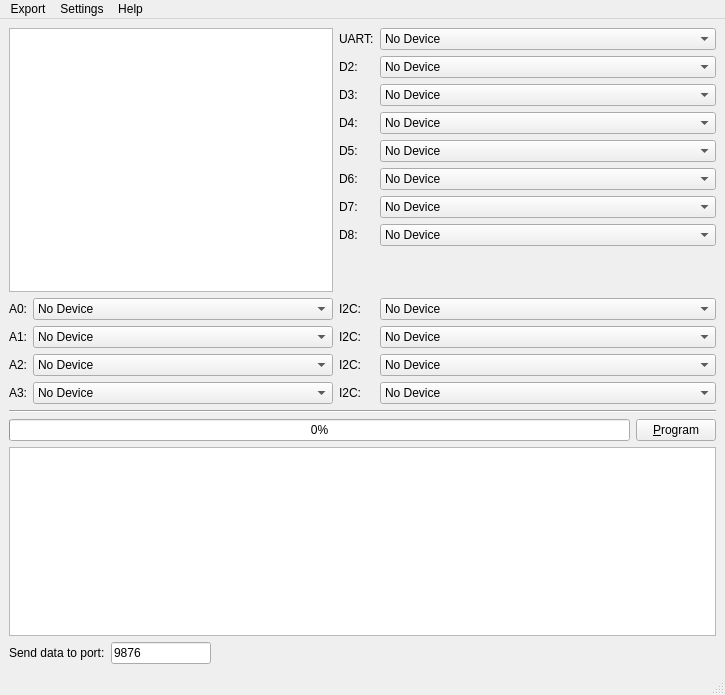
Above: src/spinewindow.ui from cemfi/spine-spineprog before the change. Below: the same form after it.
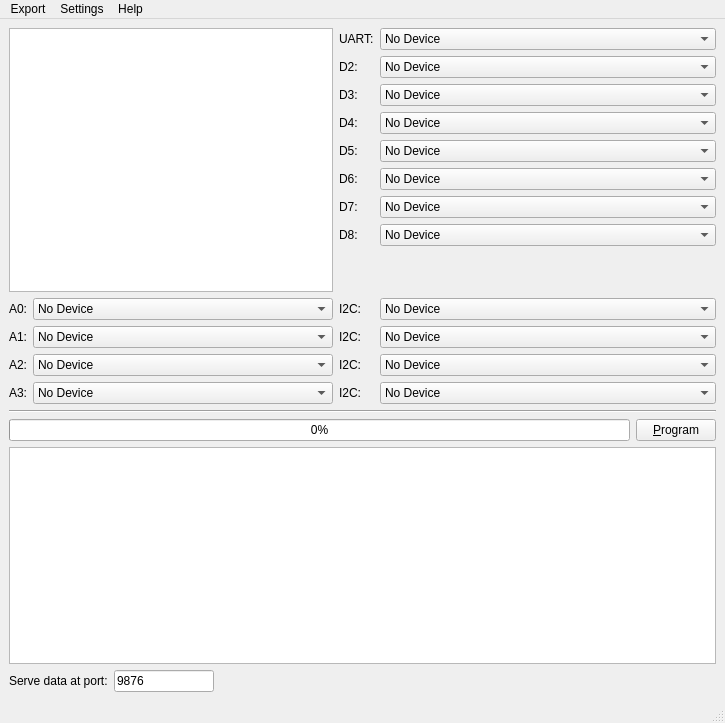
That is the form after the change.

```diff
--- a/src/spinewindow.ui
+++ b/src/spinewindow.ui
@@ -7,7 +7,7 @@
     <x>0</x>
     <y>0</y>
     <width>725</width>
-    <height>695</height>
+    <height>723</height>
    </rect>
   </property>
   <property name="sizePolicy">
@@ -462,7 +462,7 @@
       <item row="0" column="0">
        <widget class="QLabel" name="portLabel">
         <property name="text">
-         <string>Send data to port:</string>
+         <string>Serve data at port:</string>
         </property>
        </widget>
       </item>
```
Left out of the diff: 2 changed lines with no effect on the pictures.
